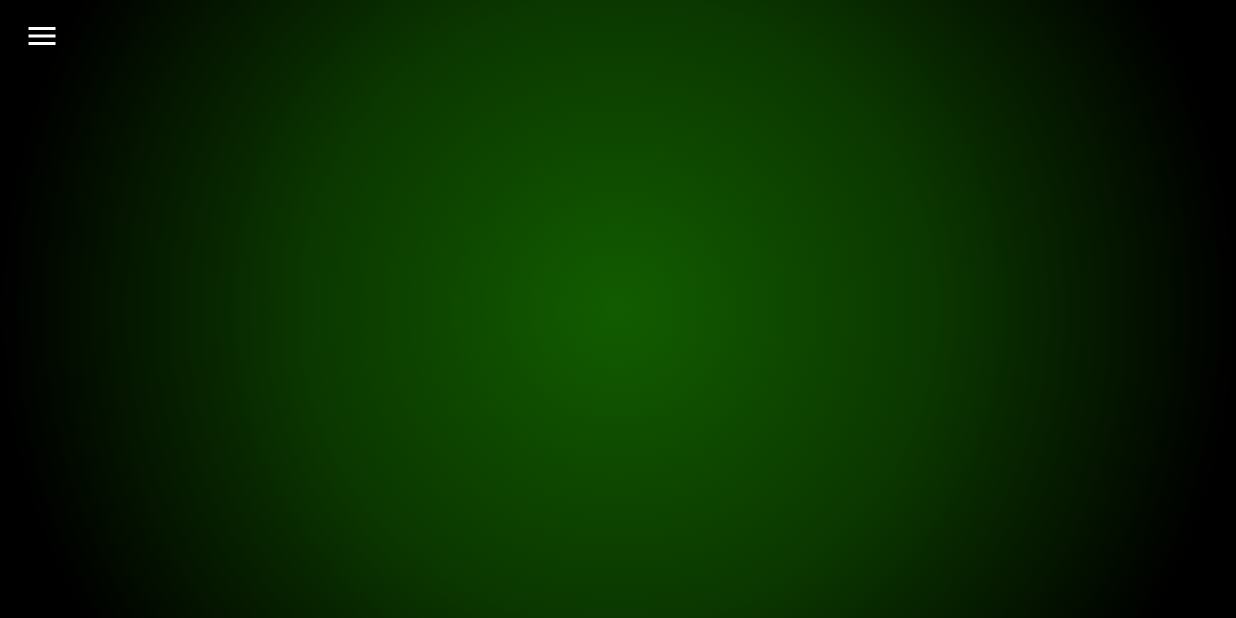
After one commit to nickkkcc/Bridge-game, an Android app: the GameActivity screen opened directly, with no data from a screen before it, on a phone screen of 824 x 412 dp (held sideways). The commit adds this screen. Run offline under Robolectric (Android 15) with nearby library versions, the phone set to English and light mode, and no system bars.

Commit message:
Add game window background and navigation view (left menu)

```diff
--- a/Bridge-android/app/build.gradle
+++ b/Bridge-android/app/build.gradle
@@ -13,6 +13,8 @@ android {
         versionName "1.0"
 
         testInstrumentationRunner "androidx.test.runner.AndroidJUnitRunner"
+
+        vectorDrawables.useSupportLibrary = true
     }
 
     buildTypes {
@@ -30,6 +32,8 @@ android {
 dependencies {
     implementation 'androidx.appcompat:appcompat:1.4.1'
     implementation 'com.google.android.material:material:1.5.0'
+    //noinspection GradleCompatible
+    implementation 'com.android.support:appcompat-v7:23.2.0'
     testImplementation 'junit:junit:4.+'
     androidTestImplementation 'androidx.test.ext:junit:1.1.3'
     androidTestImplementation 'androidx.test.espresso:espresso-core:3.4.0'
--- a/Bridge-android/app/src/main/AndroidManifest.xml
+++ b/Bridge-android/app/src/main/AndroidManifest.xml
@@ -20,6 +20,18 @@
                 <category android:name="android.intent.category.LAUNCHER" />
             </intent-filter>
         </activity>
+        <activity
+            android:name=".GameActivity"
+            android:screenOrientation="sensorLandscape"
+            android:configChanges="orientation|keyboardHidden|screenSize"
+            android:label="@string/app_name"
+            android:theme="@style/Theme.BridgeAndroid.FullscreenGameNoActionBar">
+            <intent-filter>
+                <action android:name="android.intent.action.GAME" />
+
+                <category android:name="android.intent.category.LAUNCHER" />
+            </intent-filter>
+        </activity>
     </application>
 
 </manifest>
--- a/Bridge-android/app/src/main/java/ru/poly/bridgeandroid/FullscreenActivity.java
+++ b/Bridge-android/app/src/main/java/ru/poly/bridgeandroid/FullscreenActivity.java
@@ -5,8 +5,10 @@ import android.annotation.SuppressLint;
 import androidx.appcompat.app.ActionBar;
 import androidx.appcompat.app.AppCompatActivity;
 
+import android.content.Intent;
 import android.os.Bundle;
 import android.os.Handler;
+import android.util.Log;
 import android.view.MotionEvent;
 import android.view.View;
 
@@ -108,7 +110,10 @@ public class FullscreenActivity extends AppCompatActivity {
         mContentView.setOnClickListener(new View.OnClickListener() {
             @Override
             public void onClick(View view) {
-                toggle();
+//                toggle();
+                Intent intent = new Intent(FullscreenActivity.this, GameActivity.class);
+                startActivity(intent);
+                finish();
             }
         });
 
@@ -137,6 +142,7 @@ public class FullscreenActivity extends AppCompatActivity {
     }
 
     private void hide() {
+        Log.i("Debug", "hide");
         // Hide UI first
         ActionBar actionBar = getSupportActionBar();
         if (actionBar != null) {
@@ -151,6 +157,7 @@ public class FullscreenActivity extends AppCompatActivity {
     }
 
     private void show() {
+        Log.i("Debug", "show");
         // Show the system bar
         mContentView.setSystemUiVisibility(View.SYSTEM_UI_FLAG_LAYOUT_FULLSCREEN
                 | View.SYSTEM_UI_FLAG_LAYOUT_HIDE_NAVIGATION);
@@ -166,6 +173,7 @@ public class FullscreenActivity extends AppCompatActivity {
      * previously scheduled calls.
      */
     private void delayedHide(int delayMillis) {
+        Log.i("Debug", "delayedHide");
         mHideHandler.removeCallbacks(mHideRunnable);
         mHideHandler.postDelayed(mHideRunnable, delayMillis);
     }
--- /dev/null
+++ b/Bridge-android/app/src/main/java/ru/poly/bridgeandroid/GameActivity.java
@@ -0,0 +1,64 @@
+package ru.poly.bridgeandroid;
+
+import android.os.Bundle;
+import android.view.MenuItem;
+
+import androidx.annotation.NonNull;
+import androidx.annotation.Nullable;
+import androidx.appcompat.app.ActionBarDrawerToggle;
+import androidx.appcompat.app.AppCompatActivity;
+import androidx.appcompat.widget.Toolbar;
+import androidx.core.view.ViewCompat;
+import androidx.core.view.WindowInsetsCompat;
+import androidx.core.view.WindowInsetsControllerCompat;
+import androidx.drawerlayout.widget.DrawerLayout;
+
+public class GameActivity extends AppCompatActivity {
+    public DrawerLayout drawerLayout;
+    public ActionBarDrawerToggle actionBarDrawerToggle;
+
+    @Override
+    protected void onCreate(@Nullable Bundle savedInstanceState) {
+        super.onCreate(savedInstanceState);
+
+        setContentView(R.layout.activity_game);
+
+        hideSystemBars();
+
+        drawerLayout = findViewById(R.id.game_drawer_layout);
+        actionBarDrawerToggle = new ActionBarDrawerToggle(this, drawerLayout,
+                R.string.nav_open, R.string.nav_close);
+
+        drawerLayout.addDrawerListener(actionBarDrawerToggle);
+        actionBarDrawerToggle.syncState();
+
+        Toolbar toolbar = findViewById(R.id.game_toolbar);
+        setSupportActionBar(toolbar);
+        getSupportActionBar().setHomeAsUpIndicator(R.drawable.ic_baseline_menu_24);
+        getSupportActionBar().setDisplayHomeAsUpEnabled(true);
+        getSupportActionBar().setDisplayShowTitleEnabled(false);
+    }
+
+    @Override
+    public boolean onOptionsItemSelected(@NonNull MenuItem item) {
+        if (actionBarDrawerToggle.onOptionsItemSelected(item)) {
+            return true;
+        }
+        return super.onOptionsItemSelected(item);
+    }
+
+    private void hideSystemBars() {
+        WindowInsetsControllerCompat windowInsetsController =
+                ViewCompat.getWindowInsetsController(getWindow().getDecorView());
+        if (windowInsetsController == null) {
+            return;
+        }
+        // Configure the behavior of the hidden system bars
+        windowInsetsController.setSystemBarsBehavior(
+                WindowInsetsControllerCompat.BEHAVIOR_SHOW_TRANSIENT_BARS_BY_SWIPE
+        );
+        // Hide both the status bar and the navigation bar
+        windowInsetsController.hide(WindowInsetsCompat.Type.systemBars());
+    }
+
+}
--- /dev/null
+++ b/Bridge-android/app/src/main/res/drawable/gradient_background.xml
@@ -0,0 +1,16 @@
+<?xml version="1.0" encoding="utf-8"?>
+<selector xmlns:android="http://schemas.android.com/apk/res/android">
+    <item>
+        <shape android:shape="rectangle">
+            <gradient
+                android:gradientRadius="100%"
+                android:centerX="50%"
+                android:centerY="50%"
+                android:centerColor="#0B3800"
+                android:startColor="#125C00"
+                android:endColor="#000000"
+                android:type="radial"
+                />
+        </shape>
+    </item>
+</selector>
--- /dev/null
+++ b/Bridge-android/app/src/main/res/drawable/ic_baseline_menu_24.xml
@@ -0,0 +1,10 @@
+<vector xmlns:android="http://schemas.android.com/apk/res/android"
+    android:width="24dp"
+    android:height="24dp"
+    android:viewportWidth="24"
+    android:viewportHeight="24"
+    android:tint="?attr/colorControlNormal">
+  <path
+      android:fillColor="@android:color/white"
+      android:pathData="M3,18h18v-2L3,16v2zM3,13h18v-2L3,11v2zM3,6v2h18L21,6L3,6z"/>
+</vector>
--- /dev/null
+++ b/Bridge-android/app/src/main/res/layout/activity_game.xml
@@ -0,0 +1,44 @@
+<?xml version="1.0" encoding="utf-8"?>
+<androidx.drawerlayout.widget.DrawerLayout xmlns:android="http://schemas.android.com/apk/res/android"
+    xmlns:tools="http://schemas.android.com/tools"
+    xmlns:app="http://schemas.android.com/apk/res-auto"
+    android:layout_width="match_parent"
+    android:layout_height="match_parent"
+    android:id="@+id/game_drawer_layout"
+    android:background="@drawable/gradient_background"
+    android:theme="@style/Theme.BridgeAndroid.FullscreenGameNoActionBar"
+    tools:context=".GameActivity">
+
+    <LinearLayout
+        android:layout_width="match_parent"
+        android:layout_height="match_parent"
+        android:orientation="vertical"
+        >
+
+        <!-- Toolbar -->
+        <androidx.appcompat.widget.Toolbar
+            android:id="@+id/game_toolbar"
+            android:layout_width="match_parent"
+            android:layout_height="wrap_content"
+            android:background="@android:color/transparent"
+            app:popupTheme="@style/ThemeOverlay.AppCompat.Light"
+            android:minHeight="?attr/actionBarSize"
+            android:theme="@style/ThemeOverlay.AppCompat.Dark.ActionBar" />
+
+        <!-- FrameLayout for our fragments -->
+        <FrameLayout
+            android:id="@+id/game_frame_layout"
+            android:layout_width="match_parent"
+            android:layout_height="match_parent"/>
+
+    </LinearLayout>
+
+    <!-- 2 | NavigationView -->
+    <com.google.android.material.navigation.NavigationView
+        android:layout_width="wrap_content"
+        android:layout_height="match_parent"
+        android:id="@+id/game_navigation_view"
+        android:layout_gravity="start"
+        app:menu="@menu/game_menu" />
+
+</androidx.drawerlayout.widget.DrawerLayout>
--- /dev/null
+++ b/Bridge-android/app/src/main/res/menu/game_menu.xml
@@ -0,0 +1,18 @@
+<?xml version="1.0" encoding="utf-8"?>
+<menu xmlns:android="http://schemas.android.com/apk/res/android"
+    xmlns:tools="http://schemas.android.com/tools"
+    tools:ignore="HardcodedText">
+
+    <item
+        android:id="@+id/nav_account"
+        android:title="Score" />
+
+    <item
+        android:id="@+id/nav_settings"
+        android:title="Settings" />
+
+    <item
+        android:id="@+id/nav_logout"
+        android:title="Exit" />
+
+</menu>
--- a/Bridge-android/app/src/main/res/values/strings.xml
+++ b/Bridge-android/app/src/main/res/values/strings.xml
@@ -2,4 +2,6 @@
     <string name="app_name">Bridge Android</string>
     <string name="dummy_button">Dummy Button</string>
     <string name="dummy_content">DUMMY\nCONTENT</string>
+    <string name="nav_open">Open</string>
+    <string name="nav_close">Close</string>
 </resources>
--- a/Bridge-android/app/src/main/res/values/themes.xml
+++ b/Bridge-android/app/src/main/res/values/themes.xml
@@ -1,4 +1,4 @@
-<resources xmlns:tools="http://schemas.android.com/tools">
+<resources xmlns:tools="http://schemas.android.com/tools" xmlns:android="http://schemas.android.com/apk/res/android">
     <!-- Base application theme. -->
     <style name="Theme.BridgeAndroid" parent="Theme.MaterialComponents.DayNight.DarkActionBar">
         <!-- Primary brand color. -->
@@ -21,6 +21,21 @@
         <item name="android:windowBackground">@null</item>
     </style>
 
+    <style name="Theme.BridgeAndroid.FullscreenGame" parent="Theme.BridgeAndroid">
+        <item name="android:windowNoTitle">true</item>
+        <item name="android:windowActionBar">false</item>
+        <item name="android:windowFullscreen">true</item>
+        <item name="android:windowContentOverlay">@null</item>
+    </style>
+
+    <style name="Theme.BridgeAndroid.FullscreenGameNoActionBar"
+        parent="Theme.AppCompat.Light.NoActionBar">
+        <item name="android:windowNoTitle">true</item>
+        <item name="android:windowActionBar">false</item>
+        <item name="android:windowFullscreen">true</item>
+        <item name="android:windowContentOverlay">@null</item>
+    </style>
+
     <style name="ThemeOverlay.BridgeAndroid.FullscreenContainer" parent="">
         <item name="fullscreenBackgroundColor">@color/light_blue_600</item>
         <item name="fullscreenTextColor">@color/light_blue_A200</item>
```
